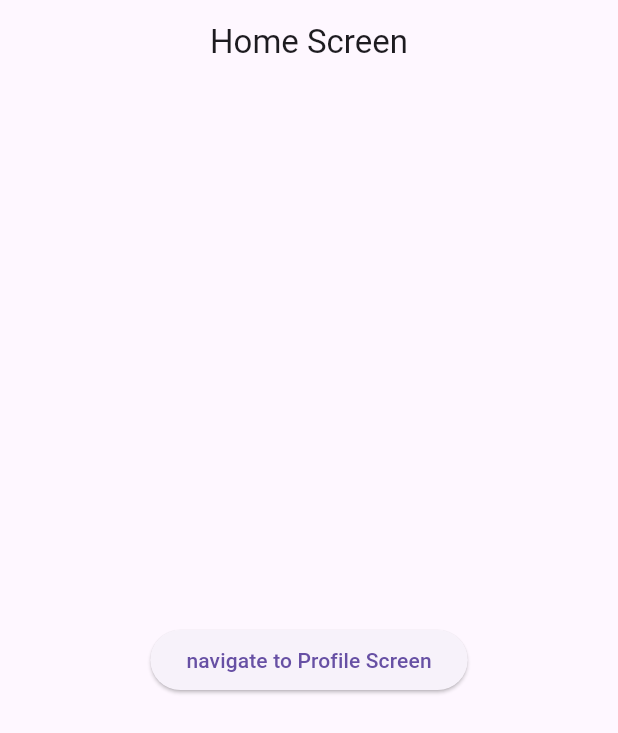
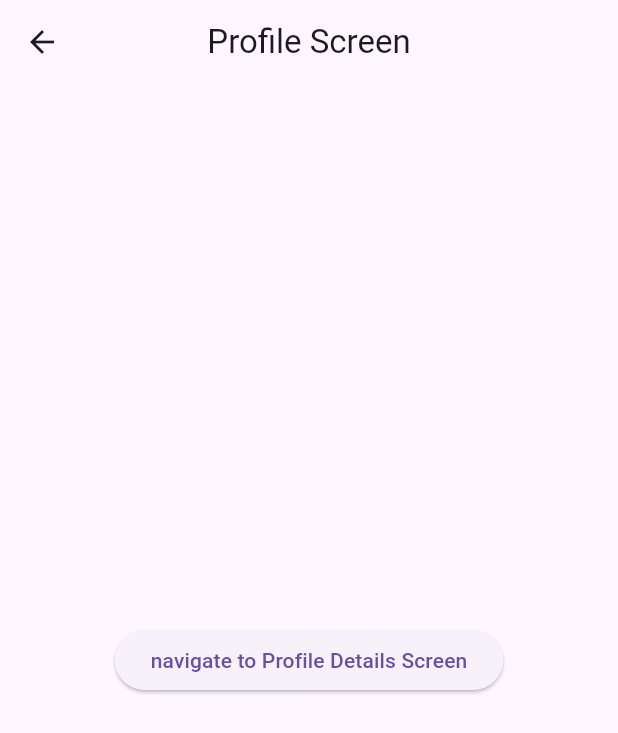
Before and after one commit to MohamedElkerm/go_router_package, a Flutter app: the HomeScreen screen opened by its route, after a tap on "navigate to Profile Screen", on a phone screen of 412 x 824 dp. Shown: the top 733 px of the screen. Run offline on Flutter 3.47's test engine with Material 3 defaults, Android fonts, the phone set to English and light mode, and no system bars; our stand-ins replace go_router.

Commit message:
create nested navigation with go router and ill handle it in the router file 222

```diff
--- a/lib/routing/app_routes.dart
+++ b/lib/routing/app_routes.dart
@@ -1,5 +1,5 @@
 class AppRoutes {
-  AppRoutes._();
+  // AppRoutes._();
   static const String loginScreen = '/';
   static const String homeScreen = '/home';
   static const String profileScreen = '/profile';
--- a/lib/routing/router.dart
+++ b/lib/routing/router.dart
@@ -11,32 +11,39 @@ final GoRouter router = GoRouter(
   // initialLocation: '/home',
   routes: [
     GoRoute(
+      name:"login" ,
       path: AppRoutes.loginScreen,
       builder: (context, state) {
         return const SiginInScreen();
       },
     ),
     GoRoute(
+      name: "home",
       path: AppRoutes.homeScreen,
       builder: (context, state) {
         return const HomeScreen();
       },
       routes: [
         GoRoute(
+          name: "profile",
           path: AppRoutes.profileScreen,
           builder: (context, state) {
             return const ProfileScreen();
           },
           routes: [
             GoRoute(
+              name: "profileDetails",
               path: AppRoutes.profileDetailsScreen,
               builder: (context, state) {
                 return const ProfileDetailsScreen();
               },
             ),
-          ],
+
+          ]
         ),
-      ],
+      ]
+
     ),
+
   ],
 );
--- a/lib/screens/bottom_nav_bar_modules/home/home_screen.dart
+++ b/lib/screens/bottom_nav_bar_modules/home/home_screen.dart
@@ -16,9 +16,9 @@ class HomeScreen extends StatelessWidget {
       body: Center(
         child: ElevatedButton(
           onPressed: () {
-            // context.go(
-            //   AppRoutes.profileScreen,
-            // );
+            context.goNamed(
+              "profile",
+            );
           },
           child: const Text(
             "navigate to Profile Screen",
--- a/lib/screens/bottom_nav_bar_modules/profile/profile_screen.dart
+++ b/lib/screens/bottom_nav_bar_modules/profile/profile_screen.dart
@@ -16,9 +16,9 @@ class ProfileScreen extends StatelessWidget {
       body: Center(
         child: ElevatedButton(
           onPressed: () {
-            // context.go(
-            //   AppRoutes.profileDetailsNestedScreen,
-            // );
+            context.goNamed(
+              "profileDetails",
+            );
           },
           child: const Text(
             "navigate to Profile Details Screen",
--- a/lib/screens/sigin_in/sigin_in_screen.dart
+++ b/lib/screens/sigin_in/sigin_in_screen.dart
@@ -15,8 +15,8 @@ class SiginInScreen extends StatelessWidget {
       body: Center(
         child: ElevatedButton(
           onPressed: () {
-            context.go(
-              AppRoutes.homeScreen,
+            context.goNamed(
+            "home",
             );
           },
           child: const Text(
```
